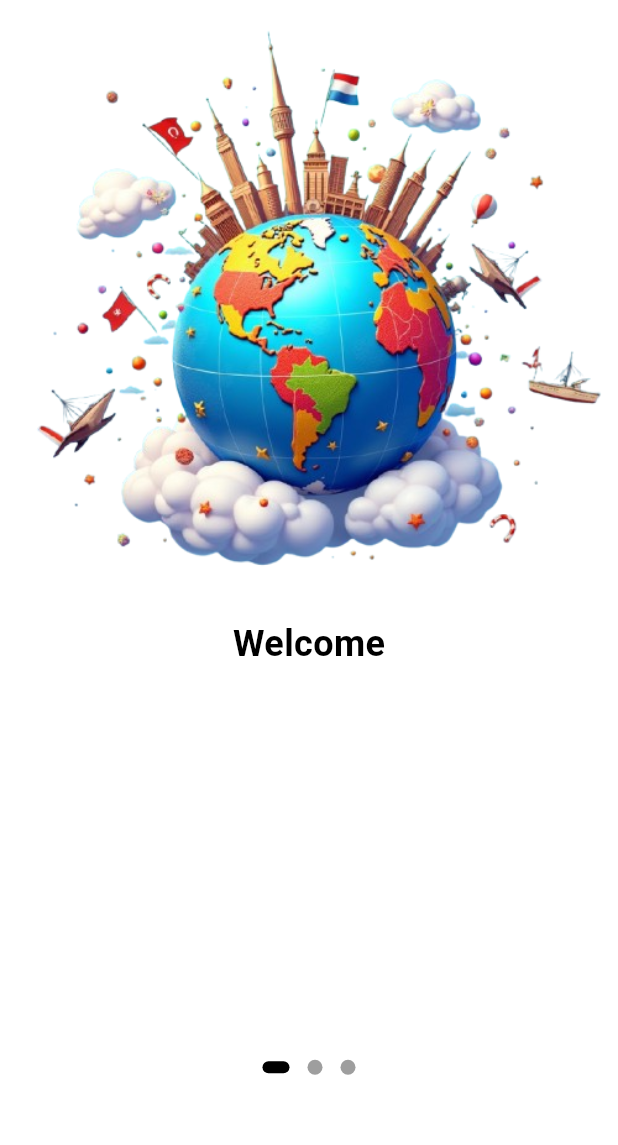
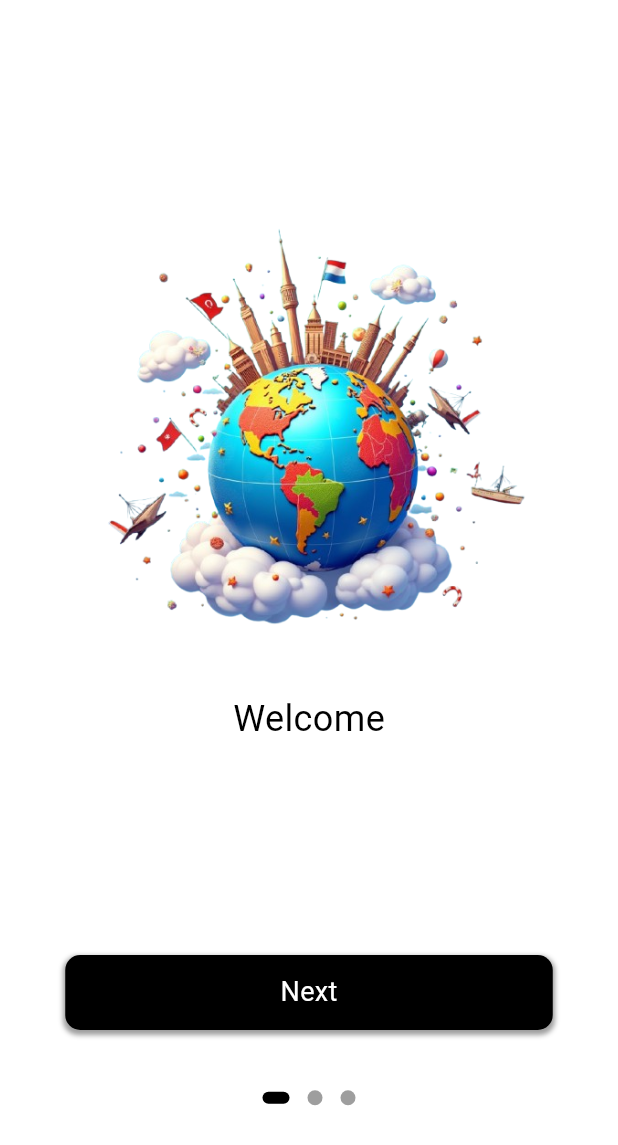
Before and after one commit to Christ-oderic/get_country_apk, a Flutter app: the screen it shows after launch, on a phone screen of 412 x 824 dp. Shown: the top 1145 px of the screen. Run offline on Flutter 3.47's test engine with Material 3 defaults, Android fonts, the light colour scheme and no system bars; drawn by our look-alikes of dots_indicator; our stand-ins replace bloc, equatable, firebase_core, flutter_bloc, flutter_screenutil, shared_preferences; accounts and stored records are empty.

Commit message:
mise en place graphique des pages du welcome screen, reste a implémenté le dots indicator

```diff
--- a/lib/blocs/welcome/welcome_bloc.dart
+++ b/lib/blocs/welcome/welcome_bloc.dart
@@ -10,6 +10,7 @@ class WelcomeBloc extends Bloc<WelcomeEvent, WelcomeState> {
     on<LoadWelcomePageEvent>(_onLoadWelcomePage);
     on<NavigateFromWelcomeEvent>(_onNavigateFromWelcome);
     on<MarkAppAsOpenedEvent>(_onMarkAppAsOpenedEvent);
+    on<UpdateWelcomePageEvent>(_onUpdateWelcomePage);
   }
 
   Future<void> _onLoadWelcomePage(WelcomeEvent event, Emitter<WelcomeState> emit) async {
@@ -36,6 +37,15 @@ class WelcomeBloc extends Bloc<WelcomeEvent, WelcomeState> {
     }
   }
 
+Future<void> _onUpdateWelcomePage(UpdateWelcomePageEvent event, Emitter<WelcomeState> emit) async {
+  if (state is WelcomeLoadedState) {
+    final currentState = state as WelcomeLoadedState;
+    emit(WelcomeLoadedState(
+      isFirstTime: currentState.isFirstTime,
+      currentPage: event.pageIndex
+    ));
+  }
+}
   // Future<bool> _checkIfFirstTime() async {
   //   try {
   //     final prefs = await SharedPreferences.getInstance();
--- a/lib/blocs/welcome/welcome_event.dart
+++ b/lib/blocs/welcome/welcome_event.dart
@@ -19,3 +19,11 @@ class NavigateFromWelcomeEvent extends WelcomeEvent {
 }
 
 class MarkAppAsOpenedEvent extends WelcomeEvent {}
+class UpdateWelcomePageEvent extends WelcomeEvent {
+  final int pageIndex;
+
+  const UpdateWelcomePageEvent(this.pageIndex);
+
+  @override
+  List<Object> get props => [pageIndex];
+}
--- a/lib/blocs/welcome/welcome_state.dart
+++ b/lib/blocs/welcome/welcome_state.dart
@@ -13,11 +13,12 @@ final class WelcomeLoadingState extends WelcomeState {}
 
 final class WelcomeLoadedState extends WelcomeState {
   final bool isFirstTime;
+  final int currentPage;
 
-  const WelcomeLoadedState({this.isFirstTime = true});
+  const WelcomeLoadedState({this.isFirstTime = true, this.currentPage = 0});
 
   @override
-  List<Object> get props => [isFirstTime];
+  List<Object> get props => [isFirstTime, currentPage];
 }
 
 final class WelcomeErrorState extends WelcomeState {
--- a/lib/screen/welcome_screen.dart
+++ b/lib/screen/welcome_screen.dart
@@ -21,20 +21,23 @@ class WelcomeScreen extends StatelessWidget {
                   children: [
                     PageView(
                       controller: pageController,
-                      onPageChanged: (index) {
+                      // onPageChanged: (index) {
 
-                      },
+                      // },
                       children: [
-                        _page(1, context, 'Welcome', 'assets/earthFromSpace.png'),
-                        _page(2, context, 'Welcome', 'assets/worldMap.png'),
-                        _page(3, context, 'Welcome', 'assets/earthFromSpaceOnAfrica.png'),
+                        _page(1, context, 'Welcome', 'assets/earthFromSpace.png', 'Next',pageController),
+                        _page(2, context, 'Welcome', 'assets/worldMap.png', 'Next', pageController),
+                        _page(3, context, 'Welcome', 'assets/earthFromSpaceOnAfrica.png', 'Get Started',pageController),
                       ],
 
                     ),
                     Positioned(
-                      bottom: 100.h,
-                      child: DotsIndicator(
-                        position: pageController.initialPage.toDouble(),
+                      bottom: 80.h,
+                      child: BlocBuilder<WelcomeBloc, WelcomeState>(
+                        builder: (context, state) {
+                          if (state is WelcomeLoadedState){
+                            return DotsIndicator(
+                              position: state.currentPage.toDouble(),
                               dotsCount: 3,
                               mainAxisAlignment: MainAxisAlignment.center,
                               decorator: DotsDecorator(
@@ -45,37 +48,91 @@ class WelcomeScreen extends StatelessWidget {
                                 activeShape: RoundedRectangleBorder(
                                   borderRadius: BorderRadius.circular(5.0),
                                 ),
+                        ),
+                      );
+                    }
+                    return SizedBox.shrink();
+                        },
+                      ),
                     )
-                      )
-                    )
-                  ]
-                )
+                  ],
+                ),
               ),
             );
           }
           return const Scaffold(
-          body: Center(child: CircularProgressIndicator()),);
+          body: Center(child: CircularProgressIndicator()
+          ),
+        );
 
       }
     );
   }
 
 
-  Widget _page(int index, BuildContext context, String title, String imagePath) {
+  Widget _page(int index, BuildContext context, String title, String imagePath, buttonText, pageController) {
   return Column(
+    mainAxisAlignment: MainAxisAlignment.center,
     children: [
-      Image.asset(
+      Padding(padding: EdgeInsets.symmetric(horizontal: 20.w),
+      child:  Image.asset(
         imagePath,
-        width: double.infinity,
+        width: double.maxFinite,
+        height: 300.h,
+        fit: BoxFit.contain,
       ),
+      ),
+     SizedBox(height: 20.h),
       Text(
         title,
         style: TextStyle(
           color: Colors.black,
           fontSize: 24,
-          fontWeight: FontWeight.bold,
+          fontWeight: FontWeight.normal,
         ),
       ),
+     SizedBox(height: 40.h),
+
+      GestureDetector(
+        onTap: () {
+          if (index < 3) {
+            pageController.nextPage(
+              duration: const Duration(milliseconds: 500),
+              curve: Curves.easeInOut
+            );
+          }else {
+            context.read<WelcomeBloc>().add(MarkAppAsOpenedEvent());
+            // Navigator.pushNamed(context, '/home');
+          }
+        },
+        child: Container(
+          margin: const EdgeInsets.only(top: 100, left: 25, right: 25),
+          width: 325,
+          height: 50,
+          decoration: BoxDecoration(
+            color: Colors.black,
+            borderRadius: BorderRadius.circular(10),
+            boxShadow: [
+              BoxShadow(
+                color: Colors.grey,
+                spreadRadius: 1,
+                blurRadius: 2,
+                offset: const Offset(0, 2),
+              )
+            ],
+          ),
+          child: Center(
+            child: Text(
+              buttonText,
+              style: const TextStyle(
+                color: Colors.white,
+                fontSize: 18,
+                fontWeight: FontWeight.normal,
+              ),
+            ),
+          )
+        ),
+      )
     ],
   );
   }
```
Lines whose indentation alone changed are shown as unchanged.
